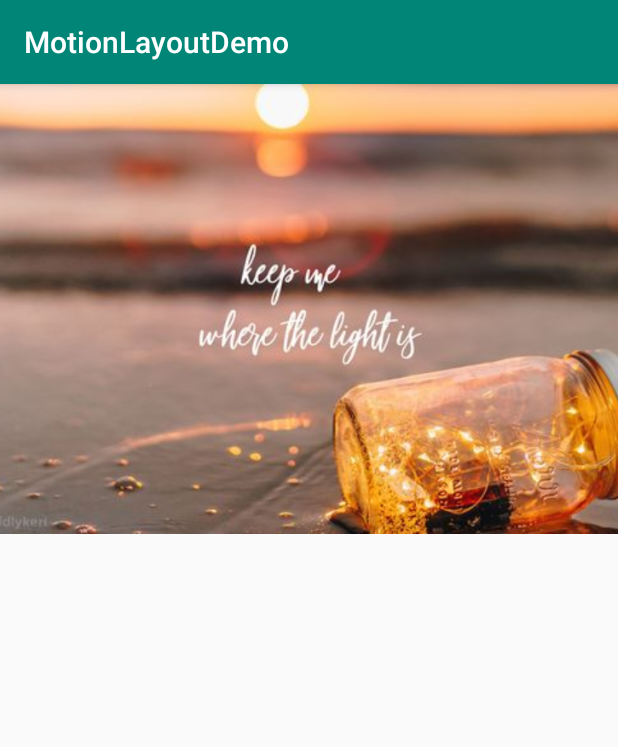
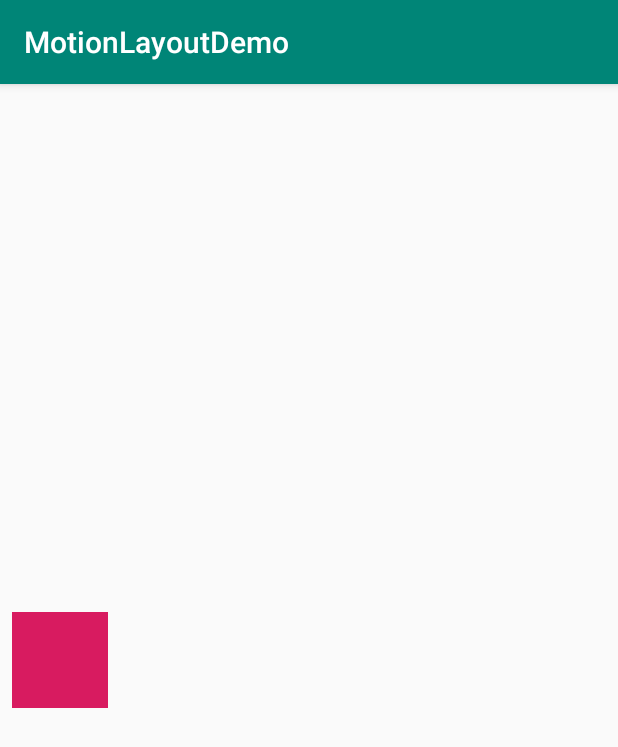
Before and after one commit to ManuelaFlores/MotionLayoutDemo, an Android app: the screen it shows after launch (MainActivity), on a phone screen of 412 x 824 dp. Shown: the top 747 px of the screen. Run offline under Robolectric (Android 15) with nearby library versions, the phone set to English and light mode, and no system bars.

Commit message:
example implementation :art:

```diff
--- a/app/src/main/java/com/manuflowers/motionlayoutdemo/MainActivity.kt
+++ b/app/src/main/java/com/manuflowers/motionlayoutdemo/MainActivity.kt
@@ -16,7 +16,7 @@ class MainActivity : AppCompatActivity() {
 
     override fun onCreate(savedInstanceState: Bundle?) {
         super.onCreate(savedInstanceState)
-        setContentView(R.layout.motion_05_imagefilter)
+        setContentView(R.layout.motion_01_basic)
 
 
 
--- a/app/src/main/res/layout/motion_01_basic.xml
+++ b/app/src/main/res/layout/motion_01_basic.xml
@@ -6,7 +6,7 @@
         android:id="@+id/motionLayout"
         android:layout_width="match_parent"
         android:layout_height="match_parent"
-        app:layoutDescription="@xml/scene_03"
+        app:layoutDescription="@xml/scene_06"
         tools:showPaths="true">
 
     <View
--- /dev/null
+++ b/app/src/main/res/xml/scene_06.xml
@@ -0,0 +1,55 @@
+<?xml version="1.0" encoding="utf-8"?>
+<MotionScene
+        xmlns:android="http://schemas.android.com/apk/res/android"
+        xmlns:motion="http://schemas.android.com/apk/res-auto">
+
+    <Transition
+            motion:constraintSetStart="@+id/start"
+            motion:constraintSetEnd="@+id/end"
+            motion:duration="1000"
+            motion:interpolator="linear">
+        <OnSwipe
+                motion:touchAnchorId="@+id/button"
+                motion:touchAnchorSide="right"
+                motion:dragDirection="dragRight" />
+
+        <KeyFrameSet>
+            <KeyPosition
+                    motion:keyPositionType="parentRelative"
+                    motion:percentY="0.25"
+                    motion:framePosition="50"
+                    motion:target="@+id/button"/>
+        </KeyFrameSet>
+    </Transition>
+
+    <ConstraintSet android:id="@+id/start">
+        <Constraint
+                android:id="@+id/button"
+                android:layout_width="64dp"
+                android:layout_height="64dp"
+                android:layout_marginStart="8dp"
+                motion:layout_constraintBottom_toBottomOf="parent"
+                motion:layout_constraintStart_toStartOf="parent"
+                motion:layout_constraintTop_toTopOf="parent">
+            <CustomAttribute
+                    motion:attributeName="backgroundColor"
+                    motion:customColorValue="#D81B60"/>
+        </Constraint>
+    </ConstraintSet>
+
+    <ConstraintSet android:id="@+id/end">
+        <Constraint
+                android:id="@+id/button"
+                android:layout_width="64dp"
+                android:layout_height="64dp"
+                android:layout_marginEnd="8dp"
+                motion:layout_constraintBottom_toBottomOf="parent"
+                motion:layout_constraintEnd_toEndOf="parent"
+                motion:layout_constraintTop_toTopOf="parent">
+            <CustomAttribute
+                    motion:attributeName="backgroundColor"
+                    motion:customColorValue="#9999FF"/>
+        </Constraint>
+    </ConstraintSet>
+
+</MotionScene>
```
